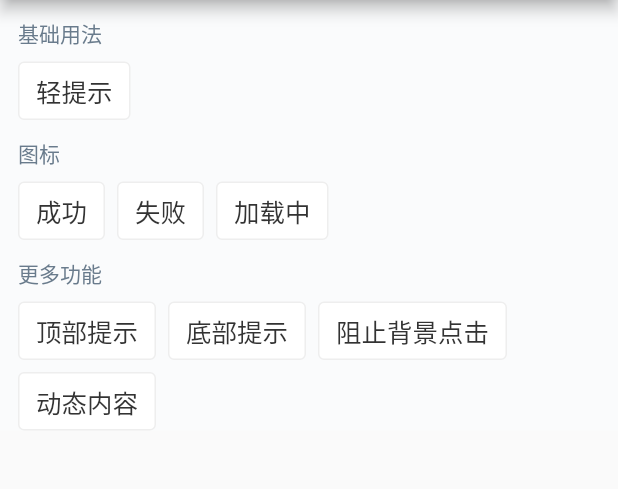
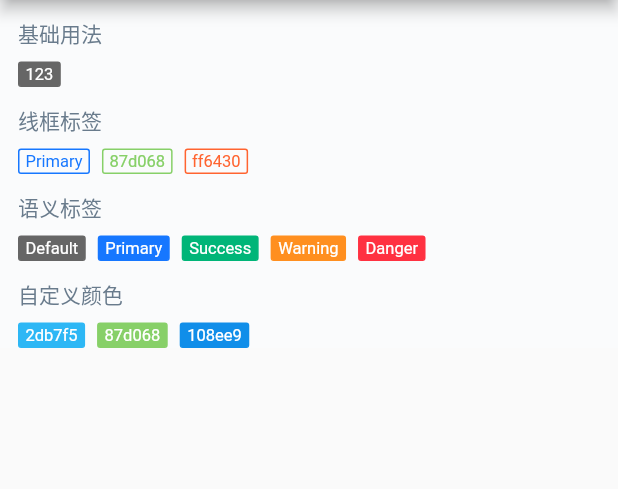
Before and after one commit to pd4d10/ant-design-mobile-flutter, a Flutter app: the screen it shows after launch, on a phone screen of 412 x 824 dp, the part 84-573 px from its top. Run offline on Flutter 3.47's test engine with Material 2 defaults, Android fonts, the phone set to English and light mode, and no system bars.

```diff
--- a/example/lib/main.dart
+++ b/example/lib/main.dart
@@ -1,4 +1,4 @@
-import 'package:example/toast.dart';
+import 'package:example/tag.dart';
 import 'package:flutter/material.dart';
 
 void main() {
@@ -67,7 +67,7 @@ class _MyHomePageState extends State<MyHomePage> {
         child: Container(
           decoration: const BoxDecoration(color: Color(0xfffafbfc)),
           // padding: const EdgeInsets.all(8.0),
-          child: const ToastExample(),
+          child: const TagExample(),
         ),
       ),
     );
--- /dev/null
+++ b/example/lib/tag.dart
@@ -0,0 +1,66 @@
+import 'package:antd_mobile/antd_mobile.dart';
+import 'package:example/utils.dart';
+import 'package:flutter/widgets.dart';
+
+class TagExample extends StatelessWidget {
+  const TagExample({super.key});
+
+  @override
+  Widget build(BuildContext context) {
+    return Column(
+      children: [
+        const DemoBlock(
+          title: '基础用法',
+          child: AntTag(child: Text('123')),
+        ),
+        DemoBlock(
+          title: '线框标签',
+          child: Wrap(
+            spacing: 8,
+            children: const [
+              AntTag(
+                outline: true,
+                color: AntTheme.primary,
+                child: Text('Primary'),
+              ),
+              AntTag(
+                outline: true,
+                color: Color(0xff87d068),
+                child: Text('87d068'),
+              ),
+              AntTag(
+                outline: true,
+                color: Color(0xffff6430),
+                child: Text('ff6430'),
+              ),
+            ],
+          ),
+        ),
+        DemoBlock(
+          title: '语义标签',
+          child: Wrap(
+            spacing: 8,
+            children: const [
+              AntTag(child: Text('Default')),
+              AntTag(color: AntTheme.primary, child: Text('Primary')),
+              AntTag(color: AntTheme.success, child: Text('Success')),
+              AntTag(color: AntTheme.warning, child: Text('Warning')),
+              AntTag(color: AntTheme.danger, child: Text('Danger')),
+            ],
+          ),
+        ),
+        DemoBlock(
+          title: '自定义颜色',
+          child: Wrap(
+            spacing: 8,
+            children: const [
+              AntTag(color: Color(0xff2db7f5), child: Text('2db7f5')),
+              AntTag(color: Color(0xff87d068), child: Text('87d068')),
+              AntTag(color: Color(0xff108ee9), child: Text('108ee9')),
+            ],
+          ),
+        )
+      ],
+    );
+  }
+}
--- a/lib/antd_mobile.dart
+++ b/lib/antd_mobile.dart
@@ -3,5 +3,6 @@ export 'package:antd_mobile/src/icons.dart';
 export 'package:antd_mobile/src/list.dart';
 export 'package:antd_mobile/src/nav_bar.dart';
 export 'package:antd_mobile/src/tab_bar.dart';
+export 'package:antd_mobile/src/tag.dart';
 export 'package:antd_mobile/src/theme.dart';
 export 'package:antd_mobile/src/toast.dart';
--- /dev/null
+++ b/lib/src/tag.dart
@@ -0,0 +1,37 @@
+import 'package:antd_mobile/antd_mobile.dart';
+import 'package:flutter/widgets.dart';
+
+class AntTag extends StatelessWidget {
+  const AntTag({
+    super.key,
+    required this.child,
+    this.color = const Color(0xff666666),
+    this.outline = false,
+  });
+
+  final Widget child;
+
+  final Color color;
+
+  final bool outline;
+
+  @override
+  Widget build(BuildContext context) {
+    return Container(
+      padding: const EdgeInsets.symmetric(vertical: 2, horizontal: 4),
+      decoration: BoxDecoration(
+        color: outline ? null : color,
+        border: Border.all(color: color),
+        borderRadius: const BorderRadius.all(Radius.circular(2)),
+      ),
+      child: DefaultTextStyle(
+        style: TextStyle(
+          fontSize: AntTheme.fontSize3,
+          height: 1,
+          color: outline ? color : AntTheme.white,
+        ),
+        child: child,
+      ),
+    );
+  }
+}
```
